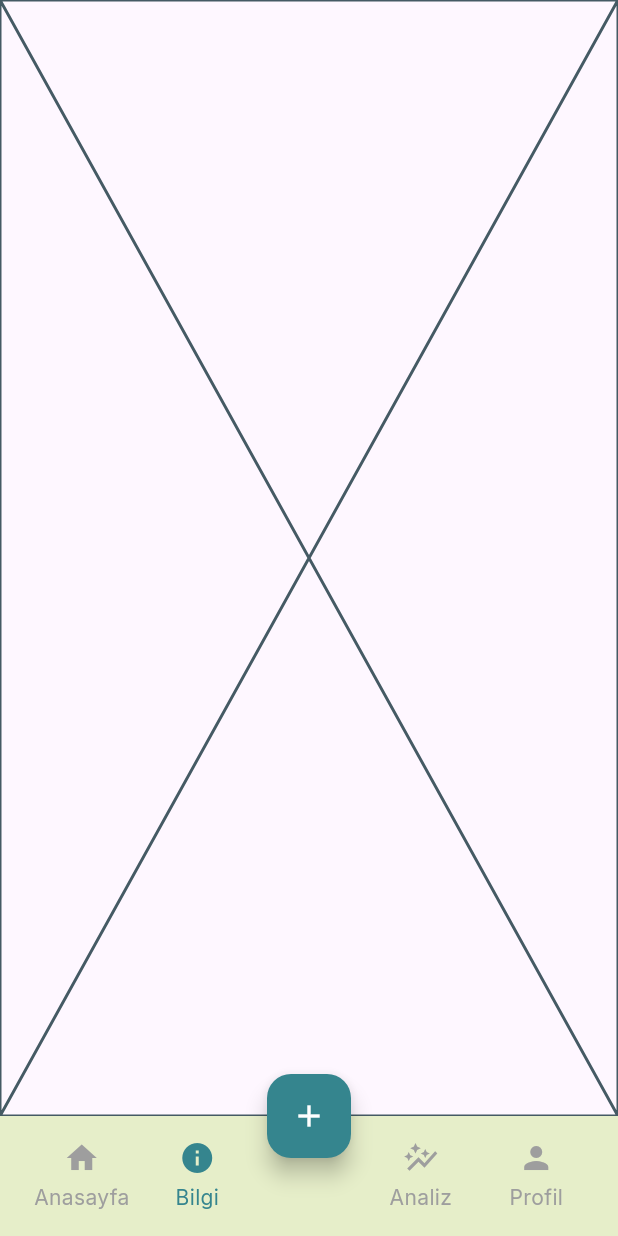
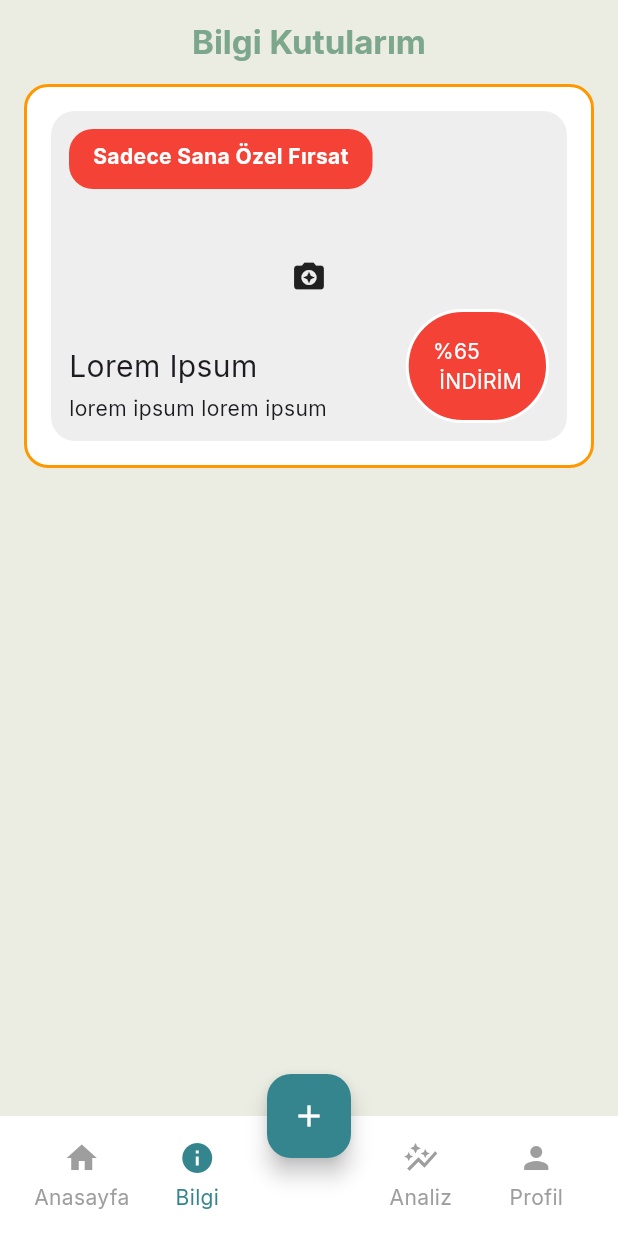
Before and after one commit to sceneup/bagimlilikla_mucadele, a Flutter app: the screen it shows after launch, item 2 of the bottom bar chosen, on a phone screen of 412 x 824 dp. Run offline on Flutter 3.47's test engine with Material 3 defaults, Android fonts, the phone set to English and light mode, and no system bars; our stand-ins replace go_router.

Commit message:
bilgi sayfası yarım kaldı ama commit

```diff
--- a/lib/core/routers/app_router.dart
+++ b/lib/core/routers/app_router.dart
@@ -1,7 +1,7 @@
 import 'package:bagimlilik/core/routers/main_shell.dart';
-import 'package:bagimlilik/features/analiz/analiz_view.dart';
+import 'package:bagimlilik/features/analiz/views/analiz_view.dart';
 import 'package:bagimlilik/features/anasayfa/views/anasayfa_view.dart';
-import 'package:bagimlilik/features/bilgi/bilgi_view.dart';
+import 'package:bagimlilik/features/bilgi/views/bilgi_view.dart';
 import 'package:bagimlilik/features/profil/views/profil_view.dart';
 import 'package:go_router/go_router.dart';
 
--- a/lib/core/widgets/BottomBar/custom_bottom_bar.dart
+++ b/lib/core/widgets/BottomBar/custom_bottom_bar.dart
@@ -14,7 +14,7 @@ class CustomBottomBar extends StatelessWidget {
   @override
   Widget build(BuildContext context) {
     return BottomAppBar(
-      color: AppColors.secondaryContainer,
+      color: Colors.white,
       child: Row(
         children: [
           Expanded(
--- a/lib/features/bilgi/bilgi_view.dart
+++ /dev/null
@@ -1,10 +0,0 @@
-import 'package:flutter/material.dart';
-
-class BilgiView extends StatelessWidget {
-  const BilgiView({super.key});
-
-  @override
-  Widget build(BuildContext context) {
-    return const Placeholder();
-  }
-}
--- /dev/null
+++ b/lib/features/bilgi/views/bilgi_view.dart
@@ -0,0 +1,25 @@
+import 'package:bagimlilik/core/widgets/custom_app_bar.dart';
+import 'package:bagimlilik/features/bilgi/widgets/SimuleReklam/simule_kart.dart';
+import 'package:flutter/material.dart';
+
+class BilgiView extends StatelessWidget {
+  const BilgiView({super.key});
+
+  @override
+  Widget build(BuildContext context) {
+    return Scaffold(
+      backgroundColor: Color(0xFFEBEDE3),
+      appBar: CustomAppBar(title:'Bilgi Kutularım'),
+      body: SingleChildScrollView(
+        child:Padding(
+          padding: EdgeInsets.symmetric(horizontal: 16.0),
+          child: Column(
+            children: [
+              SimuleKart(),
+            ],
+          ),
+        ),
+      ),
+    );
+  }
+}
--- /dev/null
+++ b/lib/features/bilgi/widgets/SimuleReklam/indirim_kart.dart
@@ -0,0 +1,18 @@
+import 'package:flutter/material.dart';
+
+class IndirimKart extends StatelessWidget {
+  const IndirimKart({super.key});
+
+  @override
+  Widget build(BuildContext context) {
+    return Container(
+      padding: const EdgeInsets.all(16),
+      decoration: BoxDecoration(
+        color: Colors.red,
+        borderRadius: BorderRadius.circular(50),
+        border: Border.all(color: Colors.white,width: 2)
+      ),
+      child: Text("%65\n İNDİRİM",style: TextStyle(color: Colors.white,fontSize: 14),),
+    );
+  }
+}
--- /dev/null
+++ b/lib/features/bilgi/widgets/SimuleReklam/kampanya_rozet.dart
@@ -0,0 +1,21 @@
+import 'package:flutter/material.dart';
+
+class KampanyaRozet extends StatelessWidget {
+  const KampanyaRozet({super.key});
+
+  @override
+  Widget build(BuildContext context) {
+    return Container(
+      height: 40,
+      padding: EdgeInsets.symmetric(
+        horizontal: 16,
+        vertical: 8,
+      ),
+      decoration: BoxDecoration(
+        color: Colors.red,
+        borderRadius: BorderRadius.circular(16),
+      ),
+      child: const Text("Sadece Sana Özel Fırsat",style: TextStyle(color: Colors.white,fontWeight: FontWeight.bold),),
+    );
+  }
+}
--- /dev/null
+++ b/lib/features/bilgi/widgets/SimuleReklam/simule_kart.dart
@@ -0,0 +1,47 @@
+import 'package:bagimlilik/features/bilgi/widgets/SimuleReklam/indirim_kart.dart';
+import 'package:bagimlilik/features/bilgi/widgets/SimuleReklam/kampanya_rozet.dart';
+import 'package:bagimlilik/features/bilgi/widgets/SimuleReklam/simule_urun_gorsel.dart';
+import 'package:bagimlilik/features/bilgi/widgets/SimuleReklam/urun_bilgi_alani.dart';
+import 'package:flutter/material.dart';
+
+class SimuleKart extends StatelessWidget {
+  const SimuleKart({super.key});
+
+  @override
+  Widget build(BuildContext context) {
+    return Container(
+       padding: const EdgeInsets.all(16),
+       decoration: BoxDecoration(
+         borderRadius: BorderRadius.circular(16),
+         color: Colors.white,
+         border: Border.all(color: Colors.orange,width: 2)
+       ),
+      child: Column(
+        crossAxisAlignment: CrossAxisAlignment.start,
+        children: [
+          Stack(
+            children: [
+              UrunGorselAlani(),
+              const Positioned(
+                top: 12,
+                left: 12,
+                child: KampanyaRozet(),
+              ),
+              const Positioned(
+                bottom: 12,
+                left: 12,
+                child: UrunBilgiAlani(),
+              ),
+              const Positioned(
+                bottom: 12,
+                right: 12,
+                child: IndirimKart(),
+              ),
+            ],
+          )
+
+        ],
+      ),
+    );
+  }
+}
--- /dev/null
+++ b/lib/features/bilgi/widgets/SimuleReklam/simule_urun_gorsel.dart
@@ -0,0 +1,18 @@
+import 'package:flutter/material.dart';
+
+class UrunGorselAlani extends StatelessWidget {
+  const UrunGorselAlani({super.key});
+
+  @override
+  Widget build(BuildContext context) {
+    return Container(
+      height: 220,
+      width: double.infinity,
+      decoration: BoxDecoration(
+        color: Colors.grey.shade200,
+        borderRadius: BorderRadius.circular(16),
+      ),
+      child: Icon(Icons.camera_enhance),
+    );
+  }
+}
--- /dev/null
+++ b/lib/features/bilgi/widgets/SimuleReklam/urun_bilgi_alani.dart
@@ -0,0 +1,17 @@
+import 'package:flutter/material.dart';
+
+class UrunBilgiAlani extends StatelessWidget {
+  const UrunBilgiAlani({super.key});
+
+  @override
+  Widget build(BuildContext context) {
+    return Column(
+      crossAxisAlignment: CrossAxisAlignment.start,
+      children: [
+        const Text("Lorem Ipsum",style: TextStyle(fontSize: 20),),
+        const SizedBox(height: 4,),
+        const Text("lorem ipsum lorem ipsum"),
+      ],
+    );
+  }
+}
```
Also changed, not shown: lib/features/analiz/views/analiz_view.dart (renamed from lib/features/analiz/analiz_view.dart).
